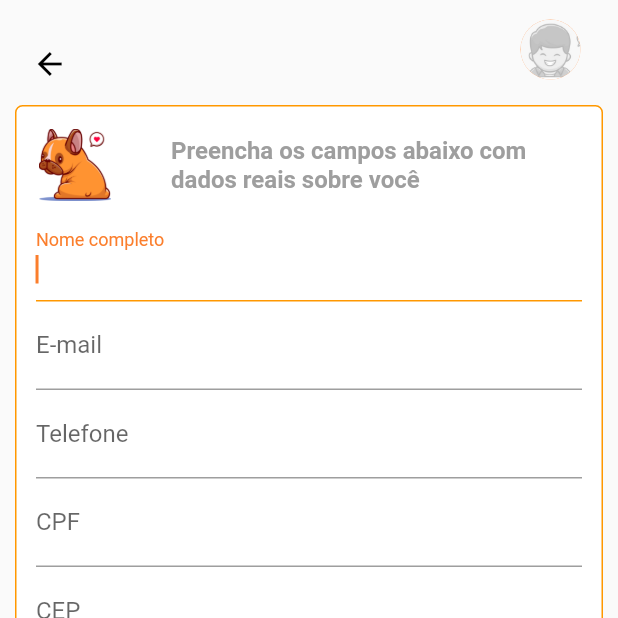
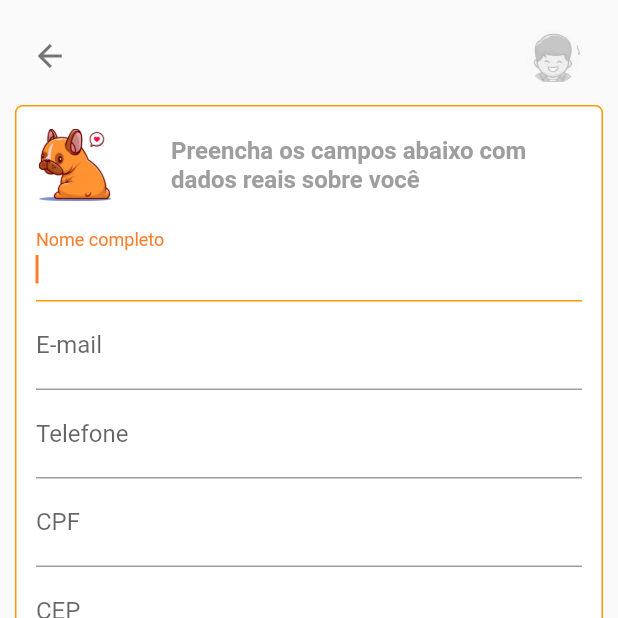
Before and after one commit to FIAP-Adotappet/adotappet-mobile, a Flutter app: the CadastroUser screen opened directly, on a phone screen of 412 x 824 dp, the top half of it. Run offline on Flutter 3.47's test engine with Material 2 defaults, Android fonts, the light colour scheme and no system bars; our stand-ins replace google_fonts, jiffy; network calls fail; Roboto replaces fonts that are missing (Dosis).

Commit message:
Ajuste de layout appBar

```diff
--- a/lib/widgets/adotappet_icon.dart
+++ b/lib/widgets/adotappet_icon.dart
@@ -4,7 +4,7 @@ class AdotappetIcon extends StatelessWidget {
   @override
   Widget build(BuildContext context) {
     return Container(
-        margin: const EdgeInsets.only(top: 25.0, right: 20, left: 0),
+        margin: const EdgeInsets.only(top: 10, right: 20, left: 0),
         decoration: BoxDecoration(
           image: DecorationImage(
             alignment: Alignment(-0.85, 0),
@@ -12,8 +12,7 @@ class AdotappetIcon extends StatelessWidget {
             fit: BoxFit.fitHeight,
           ),
         ),
-        width: 65.0,
-        height: 65.0,
+        width: 70.0,
         child: null);
   }
 }
--- a/lib/widgets/custom_app_bar.dart
+++ b/lib/widgets/custom_app_bar.dart
@@ -16,22 +16,22 @@ class CustomAppBar extends StatelessWidget with PreferredSizeWidget {
   Widget build(BuildContext context) {
     return AppBar(
       elevation: 0,
-      centerTitle: true,
       backgroundColor: Colors.transparent,
       automaticallyImplyLeading: false,
       flexibleSpace: isHome
           ? AdotappetIcon()
           : Container(
               alignment: Alignment(-0.95, 0),
-              margin: const EdgeInsets.only(top: 20.0),
-              child: BackButton(color: Colors.black)),
+              margin: const EdgeInsets.only(top: 10.0),
+              child: BackButton(color: Colors.grey[600])),
       actions: [
         Container(
-          margin: const EdgeInsets.only(top: 10.0, right: 25, left: 0),
-          child: CircleAvatar(
-            child: ClipOval(
-              child: Image.asset('assets/images/avatar_deslogado.png'),
-            ),
+          margin: const EdgeInsets.only(
+            right: 25,
+            top: 20.0,
+          ),
+          child: ClipOval(
+            child: Image.asset('assets/images/avatar_deslogado.png'),
           ),
         ),
       ],
```
